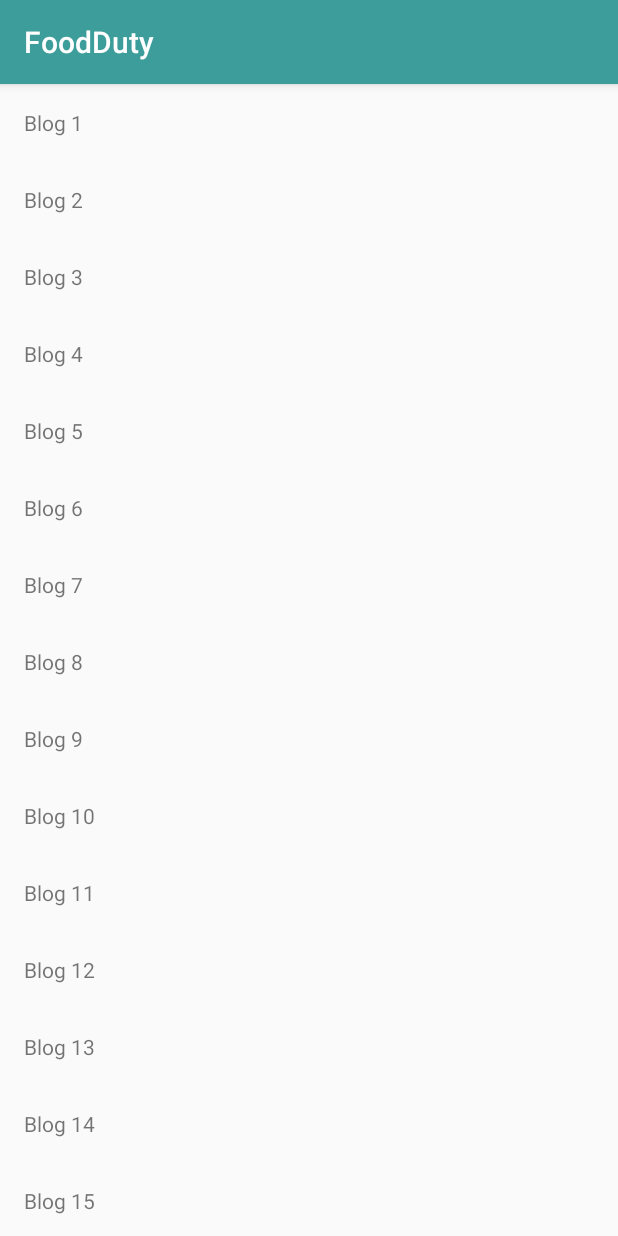
After one commit to KarimahAzzuhdu/FoodDuty, an Android app: the BlogActivity screen opened directly, with no data from a screen before it, on a phone screen of 412 x 824 dp. The commit adds this screen. Run offline under Robolectric (Android 15) with nearby library versions, the phone set to English and light mode, and no system bars.

Commit message:
RecycleView untuk Blog

```diff
--- a/app/src/main/AndroidManifest.xml
+++ b/app/src/main/AndroidManifest.xml
@@ -7,35 +7,36 @@
 
     <application
         android:allowBackup="true"
+        android:fullBackupContent="true"
         android:icon="@mipmap/ic_logo"
         android:label="@string/app_name"
         android:roundIcon="@mipmap/ic_logo_round"
         android:supportsRtl="true"
         android:theme="@style/AppTheme"
-        tools:ignore="GoogleAppIndexingWarning"
-        android:fullBackupContent="true">
-
+        tools:ignore="GoogleAppIndexingWarning">
+        <activity android:name=".BlogActivity"></activity>
         <activity
             android:name=".SplashActivity"
-            android:theme="@style/AppTheme.NoActionBar"
-            android:noHistory="true">
+            android:noHistory="true"
+            android:theme="@style/AppTheme.NoActionBar">
             <intent-filter>
                 <action android:name="android.intent.action.MAIN" />
 
                 <category android:name="android.intent.category.LAUNCHER" />
             </intent-filter>
         </activity>
-        <activity android:name=".MainActivity"
-            android:theme="@style/AppTheme.NoActionBar"/>
+        <activity
+            android:name=".MainActivity"
+            android:theme="@style/AppTheme.NoActionBar" />
         <activity
             android:name=".SignupActivity"
-            android:theme="@style/AppTheme.NoActionBar"/>
+            android:theme="@style/AppTheme.NoActionBar" />
         <activity
             android:name=".LoginActivity"
             android:theme="@style/AppTheme.NoActionBar" />
-        <activity android:name=".HomeActivity"
-            android:label="Home"/>
-
+        <activity
+            android:name=".HomeActivity"
+            android:label="Home" />
     </application>
 
 </manifest>
--- /dev/null
+++ b/app/src/main/java/com/kaka/foodduty/BlogActivity.kt
@@ -0,0 +1,35 @@
+package com.kaka.foodduty
+
+import androidx.appcompat.app.AppCompatActivity
+import android.os.Bundle
+import androidx.recyclerview.widget.LinearLayoutManager
+import com.kaka.foodduty.model.Blog
+import com.kaka.foodduty.util.RvAdapter
+import kotlinx.android.synthetic.main.activity_blog.*
+
+class BlogActivity : AppCompatActivity() {
+
+    val list = ArrayList<Blog>()
+
+    override fun onCreate(savedInstanceState: Bundle?) {
+        super.onCreate(savedInstanceState)
+        setContentView(R.layout.activity_blog)
+
+        risekel.setHasFixedSize(true)
+        list.addAll(retrieve())
+        risekel.layoutManager = LinearLayoutManager(this)
+
+        val adapter = RvAdapter(list)
+        risekel.adapter = adapter
+    }
+
+    private fun retrieve() : ArrayList<Blog>{
+        val localArray = resources.getStringArray(R.array.my_blog)
+        val listTemp = ArrayList<Blog>()
+        for (position in localArray.indices) {
+            val items = Blog(localArray[position])
+            listTemp.add(items)
+        }
+        return listTemp
+    }
+}
--- a/app/src/main/java/com/kaka/foodduty/HomeActivity.kt
+++ b/app/src/main/java/com/kaka/foodduty/HomeActivity.kt
@@ -1,8 +1,10 @@
 package com.kaka.foodduty
 
+import android.content.Intent
 import androidx.appcompat.app.AppCompatActivity
 import android.os.Bundle
 import kotlinx.android.synthetic.main.activity_home.*
+import kotlinx.android.synthetic.main.activity_login.*
 
 class HomeActivity : AppCompatActivity() {
 
@@ -10,7 +12,11 @@ class HomeActivity : AppCompatActivity() {
         super.onCreate(savedInstanceState)
         setContentView(R.layout.activity_home)
 
-            halo.text = intent.getStringExtra("isi")
+        halo.text = intent.getStringExtra("isi")
 
+        btn_blog.setOnClickListener {
+            val i = Intent( this, BlogActivity::class.java)
+            startActivity(i)
+        }
     }
 }
--- /dev/null
+++ b/app/src/main/java/com/kaka/foodduty/model/Blog.kt
@@ -0,0 +1,5 @@
+package com.kaka.foodduty.model
+
+data class Blog(
+    var value: String
+)
--- /dev/null
+++ b/app/src/main/java/com/kaka/foodduty/util/RvAdapter.kt
@@ -0,0 +1,31 @@
+package com.kaka.foodduty.util
+
+import android.view.LayoutInflater
+import android.view.View
+import android.view.ViewGroup
+import android.widget.TextView
+import androidx.recyclerview.widget.RecyclerView
+import com.kaka.foodduty.R
+import com.kaka.foodduty.model.Blog
+
+class RvAdapter(private val list:ArrayList<Blog>):
+    RecyclerView.Adapter<RvAdapter.RvViewHolder>(){
+    override fun onCreateViewHolder(parent: ViewGroup, viewType: Int): RvViewHolder {
+        val view = LayoutInflater.from(parent.context)
+            .inflate(R.layout.rv_blog, parent, false)
+        return RvViewHolder(view)
+    }
+
+    override fun getItemCount(): Int = list.size
+
+    override fun onBindViewHolder(holder: RvViewHolder, position: Int) {
+        holder.bind(list[position])
+    }
+
+    class RvViewHolder(itemView: View) : RecyclerView.ViewHolder(itemView) {
+        val textView = itemView.findViewById<TextView>(R.id.rv_textblog)
+        fun bind(item: Blog){
+            textView.text = item.value
+        }
+    }
+}
--- /dev/null
+++ b/app/src/main/res/layout/activity_blog.xml
@@ -0,0 +1,14 @@
+<?xml version="1.0" encoding="utf-8"?>
+<RelativeLayout xmlns:android="http://schemas.android.com/apk/res/android"
+    xmlns:tools="http://schemas.android.com/tools"
+    android:layout_width="match_parent"
+    android:layout_height="match_parent"
+    tools:context=".BlogActivity">
+
+    <androidx.recyclerview.widget.RecyclerView
+        android:id="@+id/risekel"
+        android:layout_width="match_parent"
+        android:layout_height="match_parent"
+        />
+
+</RelativeLayout>
--- a/app/src/main/res/layout/activity_home.xml
+++ b/app/src/main/res/layout/activity_home.xml
@@ -43,7 +43,7 @@
         tools:ignore="HardcodedText"
         android:background="@color/colorPrimaryLight"/>
     <Button
-        android:id="@+id/btn_artikel"
+        android:id="@+id/btn_blog"
         android:layout_width="match_parent"
         android:layout_height="150dp"
         android:layout_margin="5dp"
--- /dev/null
+++ b/app/src/main/res/layout/rv_blog.xml
@@ -0,0 +1,13 @@
+<?xml version="1.0" encoding="utf-8"?>
+<LinearLayout xmlns:android="http://schemas.android.com/apk/res/android"
+    android:orientation="vertical" android:layout_width="wrap_content"
+    android:layout_height="wrap_content">
+
+    <TextView
+        android:id="@+id/rv_textblog"
+        android:layout_width="match_parent"
+        android:layout_height="wrap_content"
+        android:layout_margin="16dp"
+        />
+
+</LinearLayout>
--- a/app/src/main/res/values/strings.xml
+++ b/app/src/main/res/values/strings.xml
@@ -14,4 +14,22 @@
     <string name="menu_tools">Tools</string>
     <string name="menu_share">Share</string>
     <string name="menu_send">Send</string>
+
+        <string-array name="my_blog">
+            <item>Blog 1</item>
+            <item>Blog 2</item>
+            <item>Blog 3</item>
+            <item>Blog 4</item>
+            <item>Blog 5</item>
+            <item>Blog 6</item>
+            <item>Blog 7</item>
+            <item>Blog 8</item>
+            <item>Blog 9</item>
+            <item>Blog 10</item>
+            <item>Blog 11</item>
+            <item>Blog 12</item>
+            <item>Blog 13</item>
+            <item>Blog 14</item>
+            <item>Blog 15</item>
+        </string-array>
 </resources>
--- a/build.gradle
+++ b/build.gradle
@@ -1,14 +1,14 @@
 // Top-level build file where you can add configuration options common to all sub-projects/modules.
 
 buildscript {
-    ext.kotlin_version = '1.3.50'
+    ext.kotlin_version = '1.3.61'
     repositories {
         google()
         jcenter()
 
     }
     dependencies {
-        classpath 'com.android.tools.build:gradle:3.5.2'
+        classpath 'com.android.tools.build:gradle:3.5.3'
         classpath "org.jetbrains.kotlin:kotlin-gradle-plugin:$kotlin_version"
         // NOTE: Do not place your application dependencies here; they belong
         // in the individual module build.gradle files
```
